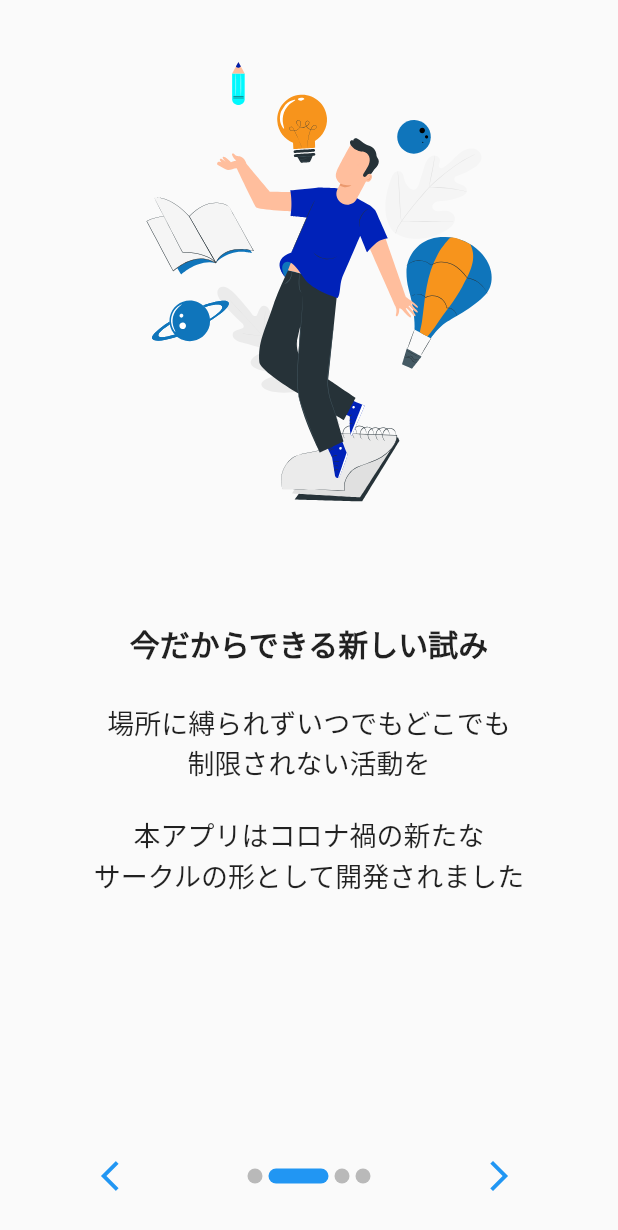
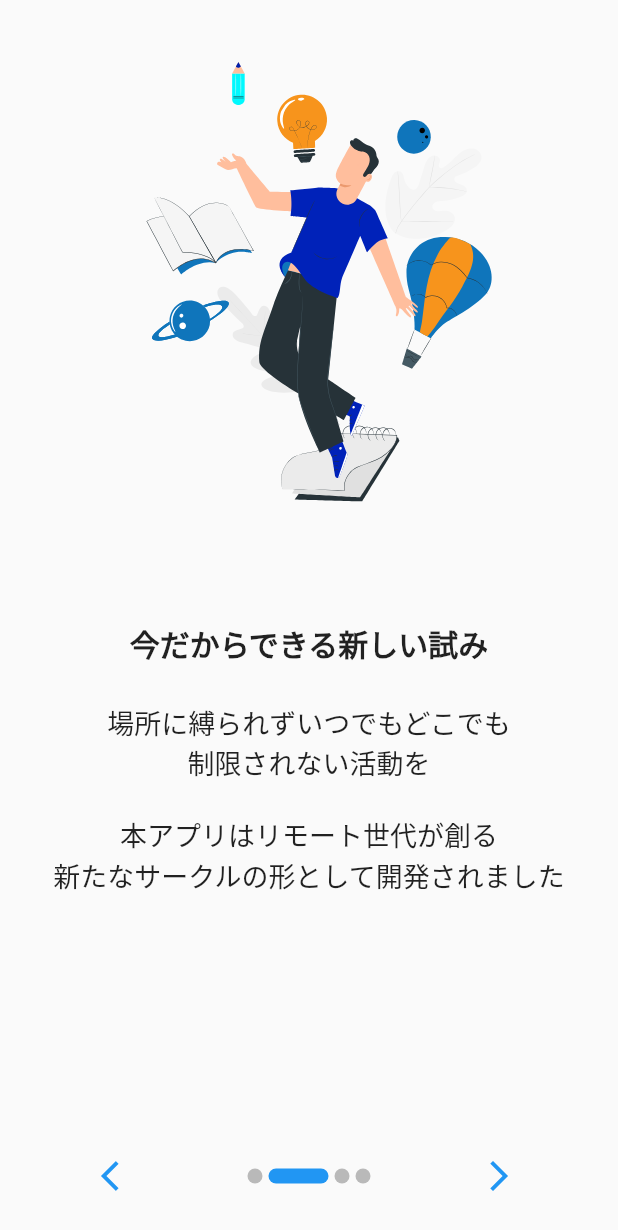
Before and after one commit to Nori0219/SOLA, a Flutter app: the screen it shows after launch, swiped to page 2, on a phone screen of 412 x 824 dp. Shown: the top 1230 px of the screen. Run offline on Flutter 3.47's test engine with Material 2 defaults, Android fonts, the phone set to English and light mode, and no system bars; drawn by our look-alikes of introduction_screen; our stand-ins replace carousel_slider, lottie, shared_preferences, table_calendar; missing offline and left inert: moon_phase, vertical_card_pager.

Commit message:
イントロの文章を編集

```diff
--- a/lib/UI/introduction_page.dart
+++ b/lib/UI/introduction_page.dart
@@ -23,7 +23,7 @@
             PageViewModel(
               title: '今だからできる新しい試み',
               body:
-                  '場所に縛られずいつでもどこでも\n制限されない活動を\n\n本アプリはコロナ禍の新たな\nサークルの形として開発されました',
+                  '場所に縛られずいつでもどこでも\n制限されない活動を\n\n本アプリはリモート世代が創る\n新たなサークルの形として開発されました',
 
               image: Lottie.asset('assets/animation/student-transparent.json'),
             ),
```
